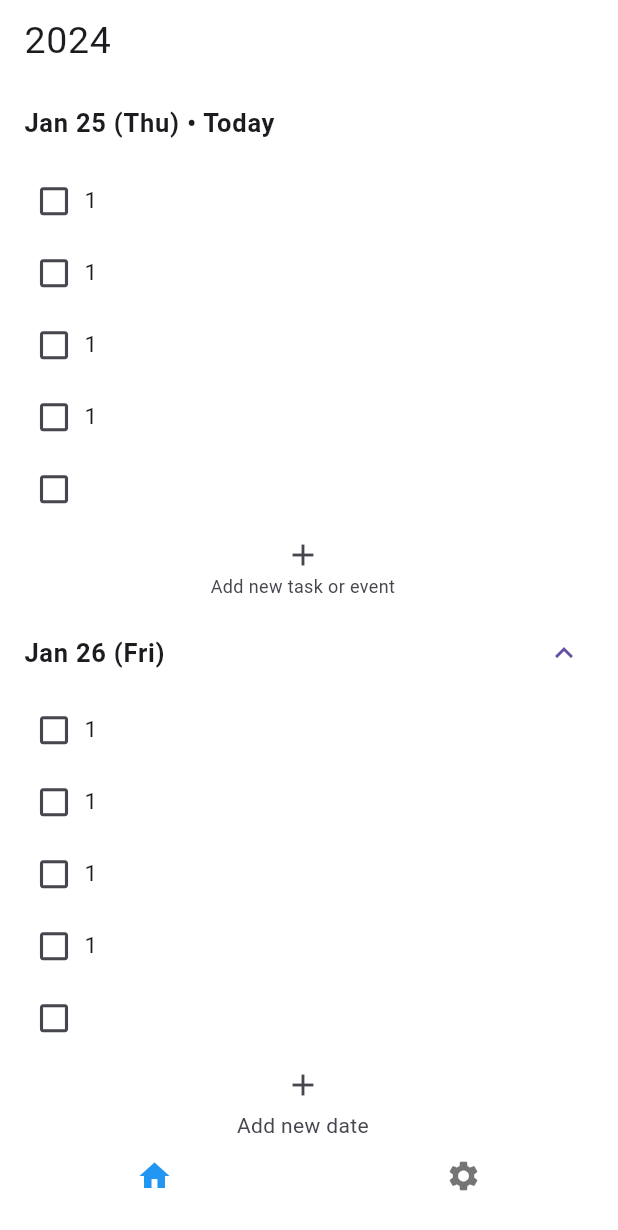
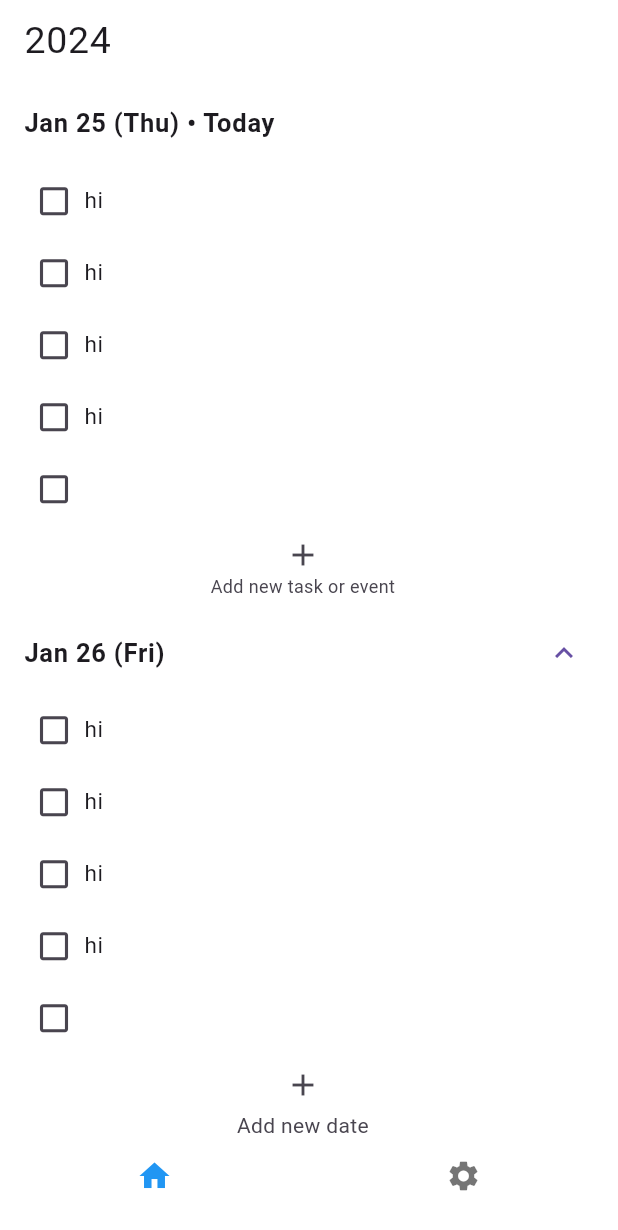
Before and after one commit to James1412/doers, a Flutter app: the screen it shows after launch, after a tap on "Add new task or event", on a phone screen of 412 x 824 dp. Shown: the top 1230 px of the screen. Run offline on Flutter 3.47's test engine with Material 3 defaults, Android fonts, the phone set to English and light mode, and no system bars; drawn by our look-alikes of flutter_slidable, like_button; our stand-ins replace vibration; missing offline and left inert: animated_line_through.

Commit message:
todo item model

```diff
--- a/lib/components/drag_tile.dart
+++ b/lib/components/drag_tile.dart
@@ -20,12 +20,12 @@ Future<bool> onCheckTap(value, isSelected) async {
   return isSelected.value;
 }
 
-Widget dragTile(ValueNotifier<bool> isSelected, String i) {
+Widget dragTile(ValueNotifier<bool> isSelected, String i, Color tileColor) {
   return ValueListenableBuilder(
     valueListenable: isSelected,
     builder: (context, value, child) => ListTile(
       dense: true,
-      tileColor: Colors.white,
+      tileColor: tileColor,
       horizontalTitleGap: BorderSide.strokeAlignCenter,
       leading: SizedBox(
         width: 40,
--- a/lib/models/todo_tile_model.dart
+++ b/lib/models/todo_tile_model.dart
@@ -1,5 +1,9 @@
+import 'package:flutter/material.dart';
+
 class ToDoTileModel {
   String text;
   DateTime date;
-  ToDoTileModel({required this.date, required this.text});
+  ValueNotifier<bool> isChecked;
+  ToDoTileModel(
+      {required this.date, required this.text, required this.isChecked});
 }
--- a/lib/screens/home_screen.dart
+++ b/lib/screens/home_screen.dart
@@ -1,4 +1,6 @@
 import 'package:doers/components/drag_tile.dart';
+import 'package:doers/models/todo_tile_model.dart';
+import 'package:doers/utils.dart';
 import 'package:flutter/material.dart';
 import 'package:flutter_slidable/flutter_slidable.dart';
 
@@ -10,38 +12,18 @@ class HomeScreen extends StatefulWidget {
 }
 
 class _HomeScreenState extends State<HomeScreen> {
-  List items = [
-    '1',
-    '1',
-    '1',
-    '1',
+  List<ToDoTileModel> todoList = [
+    ToDoTileModel(
+        date: DateTime.now(), text: 'hi', isChecked: ValueNotifier(false)),
+    ToDoTileModel(
+        date: DateTime.now(), text: 'hi', isChecked: ValueNotifier(false)),
+    ToDoTileModel(
+        date: DateTime.now(), text: 'hi', isChecked: ValueNotifier(false)),
+    ToDoTileModel(
+        date: DateTime.now(), text: 'hi', isChecked: ValueNotifier(false)),
   ];
-  Map<int, String> weekdays = {
-    1: "Mon",
-    2: "Tue",
-    3: "Wed",
-    4: "Thu",
-    5: "Fri",
-    6: "Sat",
-    7: "Sun",
-  };
-  late Map<int, String> months = {
-    1: "Jan",
-    2: "Feb",
-    3: "Mar",
-    4: "Apr",
-    5: "May",
-    6: "June",
-    7: "Jul",
-    8: "Aug",
-    9: "Sep",
-    10: "Oct",
-    11: "Nov",
-    12: "Dec",
-  };
+
   bool showItems = false;
-
-  ValueNotifier<bool> isSelected = ValueNotifier(false);
 
   String getDate(DateTime dateTime) {
     if (DateTime(dateTime.year, dateTime.month, dateTime.day) ==
@@ -72,7 +54,10 @@ class _HomeScreenState extends State<HomeScreen> {
             DragTarget(
               onAcceptWithDetails: (data) {
                 // TODO: if item is already in the day, don't add again
-                items.add('added');
+                todoList.add(ToDoTileModel(
+                    date: DateTime.now(),
+                    text: 'added',
+                    isChecked: ValueNotifier(false)));
                 setState(() {});
               },
               builder: (context, candidateData, rejectedData) {
@@ -90,20 +75,19 @@ class _HomeScreenState extends State<HomeScreen> {
                       ),
                     ),
                     children: [
-                      for (var i in items)
+                      for (var todoItem in todoList)
                         LongPressDraggable(
                           axis: Axis.vertical,
-                          data: i,
+                          data: todoItem,
                           // feedback shows widget when dragging
-                          feedback: Opacity(
-                            opacity: 0.8,
-                            child: Container(
-                              color: Colors.grey,
-                              width: double.maxFinite,
-                              height: 70,
-                              child: Material(
-                                child: dragTile(isSelected, i),
-                              ),
+                          feedback: SizedBox(
+                            width: double.maxFinite,
+                            height: 50,
+                            child: Material(
+                              elevation: 5,
+                              shadowColor: Colors.black,
+                              child: dragTile(todoItem.isChecked, todoItem.text,
+                                  Colors.grey.withOpacity(0.5)),
                             ),
                           ),
                           child: Slidable(
@@ -124,14 +108,18 @@ class _HomeScreenState extends State<HomeScreen> {
                                 ),
                               ],
                             ),
-                            child: dragTile(isSelected, i),
+                            child: dragTile(todoItem.isChecked, todoItem.text,
+                                Colors.white),
                           ),
                         ),
                       // Add List Tile
                       InkWell(
                         onTap: () {
                           setState(() {
-                            items.add("");
+                            todoList.add(ToDoTileModel(
+                                date: DateTime.now(),
+                                text: '',
+                                isChecked: ValueNotifier(false)));
                           });
                         },
                         child: const ListTile(
@@ -149,10 +137,7 @@ class _HomeScreenState extends State<HomeScreen> {
               },
             ),
             DragTarget(
-              onAcceptWithDetails: (data) {
-                items.add('akdf');
-                setState(() {});
-              },
+              onAcceptWithDetails: (data) {},
               builder: (context, candidateData, rejectedData) {
                 return Opacity(
                   opacity: candidateData.isNotEmpty ? 0.5 : 1,
@@ -167,7 +152,9 @@ class _HomeScreenState extends State<HomeScreen> {
                       ),
                     ),
                     children: [
-                      for (var i in items) dragTile(isSelected, i),
+                      for (var todoItem in todoList)
+                        dragTile(
+                            todoItem.isChecked, todoItem.text, Colors.white),
                     ],
                   ),
                 );
--- /dev/null
+++ b/lib/utils.dart
@@ -0,0 +1,23 @@
+Map<int, String> weekdays = {
+  1: "Mon",
+  2: "Tue",
+  3: "Wed",
+  4: "Thu",
+  5: "Fri",
+  6: "Sat",
+  7: "Sun",
+};
+Map<int, String> months = {
+  1: "Jan",
+  2: "Feb",
+  3: "Mar",
+  4: "Apr",
+  5: "May",
+  6: "June",
+  7: "Jul",
+  8: "Aug",
+  9: "Sep",
+  10: "Oct",
+  11: "Nov",
+  12: "Dec",
+};
```
